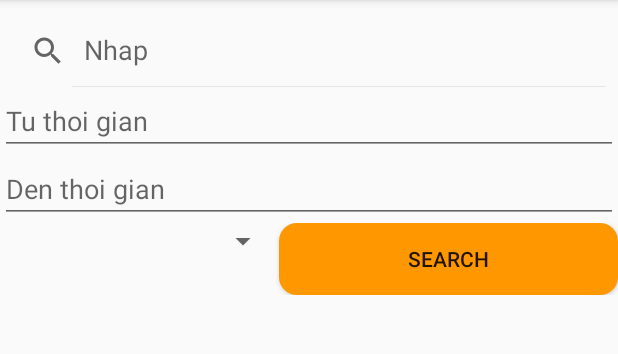
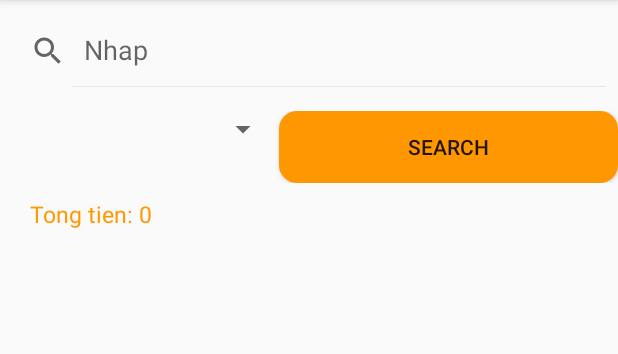
Before and after one commit to lng8212/TH2_LTTBDD, an Android app: the fragment SearchFragment shown on its own in the app's theme, after a tap on an icon or button, on a phone screen of 412 x 824 dp, the part 84-438 px from its top. Run offline under Robolectric (Android 15) with nearby library versions, the phone set to English and light mode, and no system bars; 1 other tap on this screen came first.

Commit message:
done search

```diff
--- a/app/src/main/java/com/longkd/android/core/demosqlite/AddActivity.java
+++ b/app/src/main/java/com/longkd/android/core/demosqlite/AddActivity.java
@@ -81,7 +81,6 @@ public class AddActivity extends AppCompatActivity implements View.OnClickListen
             String p = ePrice.getText().toString();
             String c = sp.getSelectedItem().toString();
             String d = eDate.getText().toString();
-
             if (!t.isEmpty() && p.matches("\\d+")) {
                 Item i = new Item(t, c, p, d);
 
--- a/app/src/main/java/com/longkd/android/core/demosqlite/fragment/SearchFragment.java
+++ b/app/src/main/java/com/longkd/android/core/demosqlite/fragment/SearchFragment.java
@@ -1,66 +1,91 @@
 package com.longkd.android.core.demosqlite.fragment;
 
+import android.content.Intent;
 import android.os.Bundle;
-
-import androidx.fragment.app.Fragment;
-
 import android.view.LayoutInflater;
 import android.view.View;
 import android.view.ViewGroup;
+import android.widget.Button;
+import android.widget.TextView;
+
+import androidx.annotation.NonNull;
+import androidx.annotation.Nullable;
+import androidx.appcompat.widget.SearchView;
+import androidx.fragment.app.Fragment;
+import androidx.recyclerview.widget.LinearLayoutManager;
+import androidx.recyclerview.widget.RecyclerView;
 
 import com.longkd.android.core.demosqlite.R;
+import com.longkd.android.core.demosqlite.UpdateDeleteActivity;
+import com.longkd.android.core.demosqlite.adapter.RecyclerViewAdapter;
+import com.longkd.android.core.demosqlite.dal.SQLiteHelper;
+import com.longkd.android.core.demosqlite.model.Item;
 
-/**
- * A simple {@link Fragment} subclass.
- * Use the {@link SearchFragment#newInstance} factory method to
- * create an instance of this fragment.
- */
-public class SearchFragment extends Fragment {
+import java.util.List;
 
-    // TODO: Rename parameter arguments, choose names that match
-    // the fragment initialization parameters, e.g. ARG_ITEM_NUMBER
-    private static final String ARG_PARAM1 = "param1";
-    private static final String ARG_PARAM2 = "param2";
-
-    // TODO: Rename and change types of parameters
-    private String mParam1;
-    private String mParam2;
+public class SearchFragment extends Fragment implements RecyclerViewAdapter.ItemListener {
+    private SQLiteHelper db;
+    private SearchView search;
+    private Button btnFind;
+    private TextView tvTong;
+    private RecyclerView rcvList;
+    private RecyclerViewAdapter adapter;
 
     public SearchFragment() {
-        // Required empty public constructor
-    }
-
-    /**
-     * Use this factory method to create a new instance of
-     * this fragment using the provided parameters.
-     *
-     * @param param1 Parameter 1.
-     * @param param2 Parameter 2.
-     * @return A new instance of fragment SearchFragment.
-     */
-    // TODO: Rename and change types and number of parameters
-    public static SearchFragment newInstance(String param1, String param2) {
-        SearchFragment fragment = new SearchFragment();
-        Bundle args = new Bundle();
-        args.putString(ARG_PARAM1, param1);
-        args.putString(ARG_PARAM2, param2);
-        fragment.setArguments(args);
-        return fragment;
     }
 
     @Override
     public void onCreate(Bundle savedInstanceState) {
         super.onCreate(savedInstanceState);
-        if (getArguments() != null) {
-            mParam1 = getArguments().getString(ARG_PARAM1);
-            mParam2 = getArguments().getString(ARG_PARAM2);
-        }
     }
 
     @Override
     public View onCreateView(LayoutInflater inflater, ViewGroup container,
                              Bundle savedInstanceState) {
-        // Inflate the layout for this fragment
         return inflater.inflate(R.layout.fragment_search, container, false);
     }
+
+    @Override
+    public void onViewCreated(@NonNull View view, @Nullable Bundle savedInstanceState) {
+        super.onViewCreated(view, savedInstanceState);
+        db = new SQLiteHelper(getContext());
+        search = view.findViewById(R.id.search);
+        btnFind = view.findViewById(R.id.btnSearch);
+        tvTong = view.findViewById(R.id.tvTong);
+        rcvList = view.findViewById(R.id.searchRecycleView);
+
+        adapter = new RecyclerViewAdapter();
+        LinearLayoutManager manager = new LinearLayoutManager(getContext(), RecyclerView.VERTICAL, false);
+        rcvList.setLayoutManager(manager);
+        rcvList.setAdapter(adapter);
+        adapter.setItemListener(this);
+        setUpClick();
+    }
+
+    private  int tong(List<Item> list) {
+        int tong = 0;
+        for (Item i: list) {
+            tong += Integer.parseInt(i.getPrice());
+        }
+        return tong;
+    }
+
+    private void setUpClick() {
+        btnFind.setOnClickListener(view -> {
+
+            String textContain = search.getQuery().toString();
+            List<Item> list = db.getFromDateToDateAndName(textContain);
+            adapter.setList(list);
+
+            tvTong.setText("Tong tien: " + tong(list));
+        });
+    }
+
+    @Override
+    public void onItemClick(View view, int position) {
+        Item item = adapter.getItem(position);
+        Intent intent = new Intent(getActivity(), UpdateDeleteActivity.class);
+        intent.putExtra("item", item);
+        startActivity(intent);
+    }
 }
--- a/app/src/main/res/layout/fragment_search.xml
+++ b/app/src/main/res/layout/fragment_search.xml
@@ -14,17 +14,8 @@
         android:layout_marginTop="10dp"
         app:iconifiedByDefault="false"
         app:queryHint="Nhap"/>
-    <EditText
-        android:id="@+id/eFrom"
-        android:layout_width="match_parent"
-        android:layout_height="wrap_content"
-        android:hint="Tu thoi gian"/>
-    <EditText
-        android:id="@+id/eTo"
-        android:layout_width="match_parent"
-        android:layout_height="wrap_content"
-        android:hint="Den thoi gian"/>
     <LinearLayout
+        android:layout_marginTop="16dp"
         android:layout_width="match_parent"
         android:layout_height="wrap_content"
         android:orientation="horizontal">
@@ -36,6 +27,7 @@
             android:layout_height="wrap_content"
             />
         <Button
+            android:id="@+id/btnSearch"
             android:layout_width="wrap_content"
             android:layout_height="wrap_content"
             android:text="@string/search"
@@ -52,7 +44,7 @@
         android:layout_marginStart="20dp"
         />
     <androidx.recyclerview.widget.RecyclerView
-        android:id="@+id/recycleView"
+        android:id="@+id/searchRecycleView"
         android:layout_width="match_parent"
         android:layout_height="wrap_content"
         android:layout_marginTop="10dp"/>
```
Also changed, not shown: app/src/main/java/com/longkd/android/core/demosqlite/dal/SQLiteHelper.java (+18 -0 lines).
